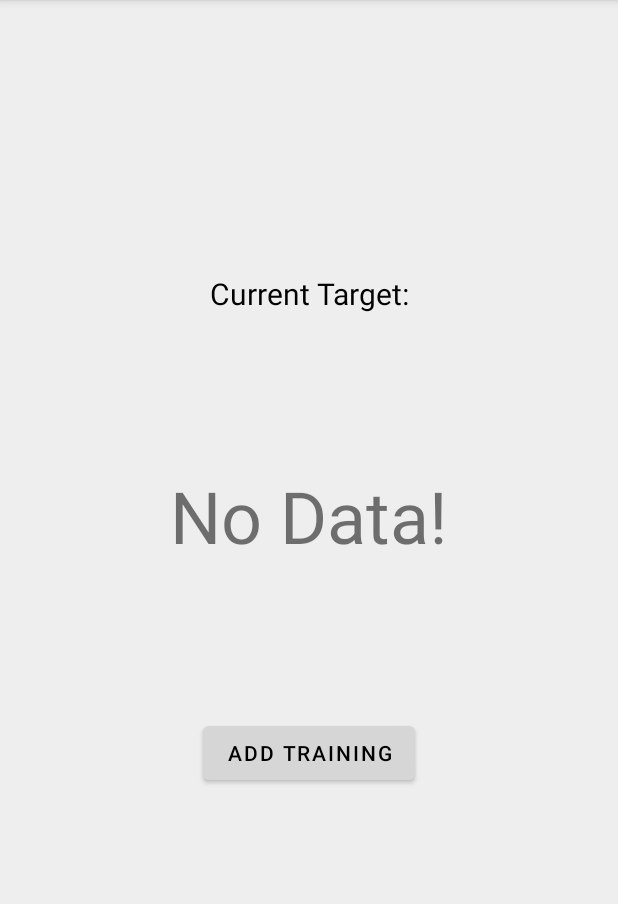
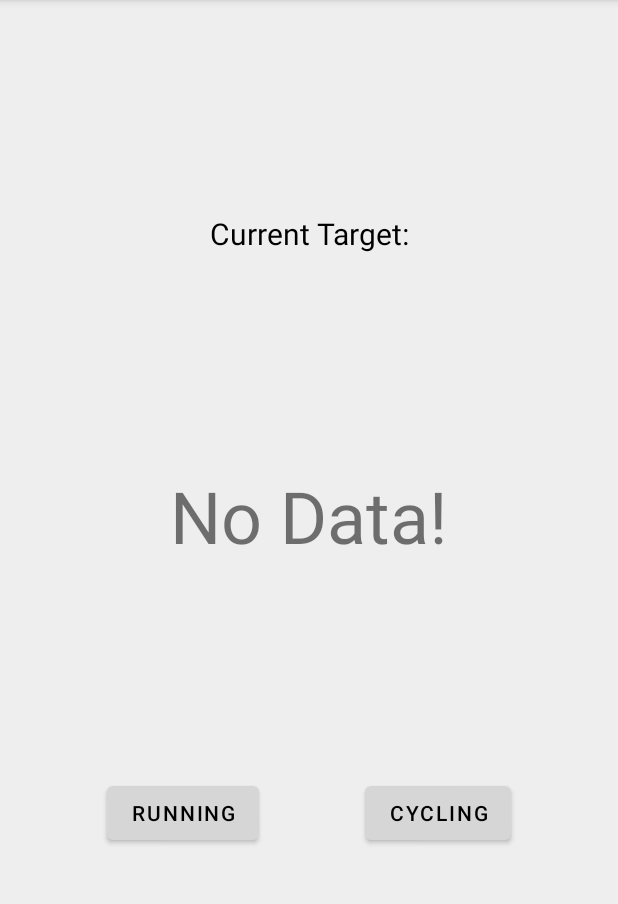
Before and after one commit to muhammadhasan01/fitness-android-application, an Android app: the TrainingActivity screen opened directly, with no data from a screen before it, on a phone screen of 412 x 824 dp, the part 84-988 px from its top. Run offline under Robolectric (Android 15) with nearby library versions, the phone set to English and light mode, and no system bars; our stand-ins replace Dagger/Hilt's generated code, Timber; libraries missing offline, so code that uses them is left out: pub.devrel.easypermissions; plain views replace ChipNavigationBar; 3 statements that could not run were skipped.

Commit message:
Fixing add blank fragment (counter)

```diff
--- a/app/build.gradle
+++ b/app/build.gradle
@@ -113,4 +113,7 @@ dependencies {
 
     // MPAndroidChart
     implementation 'android.arch.lifecycle:extensions:1.1.1'
+
+    // Circular bar
+    implementation 'com.mikhaellopez:circularprogressbar:3.0.3'
 }
--- a/app/src/main/java/com/k310/fitness/services/TrackingService.kt
+++ b/app/src/main/java/com/k310/fitness/services/TrackingService.kt
@@ -206,7 +206,6 @@ class TrackingService : LifecycleService() {
             .setContentTitle("Fitness")
             .setContentText("Training is being tracked! See progress here")
             .setContentIntent(getPendingIntent())
-
         startForeground(NOTIFICATION_ID, notificationBuilder.build())
     }
 
--- a/app/src/main/java/com/k310/fitness/ui/activities/MainActivity.kt
+++ b/app/src/main/java/com/k310/fitness/ui/activities/MainActivity.kt
@@ -18,6 +18,7 @@ open class MainActivity : AppCompatActivity() {
     private val newsFragment = NewsFragment()
     val trainingFragment = TrainingFragment()
     val trackingFragment = TrackingFragment()
+    val counterFragment = CounterFragment()
     private val historyFragment = HistoryFragment()
     private val scheduleFragment = ScheduleFragment()
 
--- a/app/src/main/java/com/k310/fitness/ui/fragments/TrainingFragment.kt
+++ b/app/src/main/java/com/k310/fitness/ui/fragments/TrainingFragment.kt
@@ -35,6 +35,7 @@ class TrainingFragment : Fragment(), EasyPermissions.PermissionCallbacks {
     // TODO: Rename and change types of parameters
     private val viewModel: MainViewModel by viewModels()
     val trackingFragment = TrackingFragment()
+    val counterFragment = CounterFragment()
     private var param1: String? = null
     private var param2: String? = null
 
@@ -56,9 +57,11 @@ class TrainingFragment : Fragment(), EasyPermissions.PermissionCallbacks {
         view.findViewById<Button>(R.id.add_button).setOnClickListener {
             (activity as MainActivity?)!!.makeCurrentFragment(trackingFragment)
         }
+        view.findViewById<Button>(R.id.add_running_button).setOnClickListener {
+            (activity as MainActivity?)!!.makeCurrentFragment(counterFragment)
+        }
         return view
     }
-
 
     private fun reqPermission() {
         if(TrackingUtil.hasLocPermission(requireContext())) {
@@ -79,7 +82,8 @@ class TrainingFragment : Fragment(), EasyPermissions.PermissionCallbacks {
                 REQ_CODE_LOCATION_PERMISSIONS,
                 Manifest.permission.ACCESS_COARSE_LOCATION,
                 Manifest.permission.ACCESS_FINE_LOCATION,
-                Manifest.permission.ACCESS_BACKGROUND_LOCATION
+                Manifest.permission.ACCESS_BACKGROUND_LOCATION,
+                Manifest.permission.ACTIVITY_RECOGNITION
             )
         }
     }
--- a/app/src/main/java/com/k310/fitness/util/Constants.kt
+++ b/app/src/main/java/com/k310/fitness/util/Constants.kt
@@ -11,12 +11,12 @@ object Constants {
     const val ACTION_SHOW_TRACKING_FRAGMENT = "ACTION_SHOW_TRACKING_FRAGMENT"
 
     const val TIMER_UPDATE_INTERVAL = 50L
-    const val LOCATION_UPDATE_INTERVAL = 1000L
-    const val FASTEST_LOCATION_INTERVAL = 400L
+    const val LOCATION_UPDATE_INTERVAL = 5000L
+    const val FASTEST_LOCATION_INTERVAL = 2000L
 
     const val POLYLINE_COLOR = Color.RED
     const val POLYLINE_WIDTH = 8f
-    const val MAP_ZOOM = 15f
+    const val MAP_ZOOM = 17f
 
     const val NOTIFICATION_CHANNEL_ID = "tracking_channel"
     const val NOTIFICATION_CHANNEL_NAME = "Tracking"
--- a/app/src/main/res/layout/fragment_training.xml
+++ b/app/src/main/res/layout/fragment_training.xml
@@ -10,15 +10,14 @@
         android:id="@+id/targetLabel"
         android:layout_width="wrap_content"
         android:layout_height="wrap_content"
-        android:layout_marginTop="80dp"
         android:text="Current Target:"
         android:textColor="@color/black"
         android:textSize="20dp"
         app:layout_constraintBottom_toTopOf="@+id/target"
         app:layout_constraintEnd_toEndOf="parent"
-        app:layout_constraintHorizontal_bias="0.5"
         app:layout_constraintStart_toStartOf="parent"
-        app:layout_constraintTop_toTopOf="parent" />
+        app:layout_constraintTop_toTopOf="parent"
+        app:layout_constraintVertical_chainStyle="spread" />
 
     <TextView
         android:id="@+id/target"
@@ -26,29 +25,58 @@
         android:layout_height="wrap_content"
         android:text="No Data!"
         android:textSize="48dp"
-        app:layout_constraintBottom_toTopOf="@+id/add_button"
         app:layout_constraintEnd_toEndOf="parent"
-        app:layout_constraintHorizontal_bias="0.5"
         app:layout_constraintStart_toStartOf="parent"
-        app:layout_constraintTop_toBottomOf="@+id/targetLabel" />
+        app:layout_constraintTop_toBottomOf="@+id/targetLabel"
+        app:layout_constraintBottom_toTopOf="@id/buttons"/>
+
+    <androidx.constraintlayout.widget.ConstraintLayout
+        android:layout_width="match_parent"
+        android:layout_height="wrap_content"
+        android:id="@+id/buttons"
+        app:layout_constraintBottom_toBottomOf="parent"
+        app:layout_constraintEnd_toEndOf="parent"
+        app:layout_constraintStart_toStartOf="parent"
+        app:layout_constraintTop_toBottomOf="@+id/target">
 
         <Button
             android:id="@+id/add_button"
             android:layout_width="wrap_content"
             android:layout_height="wrap_content"
-        android:layout_marginBottom="80dp"
             android:contentDescription="Add button"
             android:src="@drawable/icon_add"
-        android:text="Add Training"
+            android:text="Cycling"
             android:textColor="@color/black"
             app:backgroundTint="@color/colorAccent"
             app:fabSize="normal"
             app:layout_constraintBottom_toBottomOf="parent"
             app:layout_constraintEnd_toEndOf="parent"
             app:layout_constraintHorizontal_bias="0.5"
+            app:layout_constraintStart_toEndOf="@+id/add_running_button"
+            app:rippleColor="@android:color/white"
+            app:tint="@android:color/black" />
+
+        <Button
+            android:id="@+id/add_running_button"
+            android:layout_width="wrap_content"
+            android:layout_height="wrap_content"
+            android:contentDescription="Add button"
+            android:src="@drawable/icon_add"
+            android:text="Running"
+            android:textColor="@color/black"
+            app:backgroundTint="@color/colorAccent"
+            app:fabSize="normal"
+            app:layout_constraintEnd_toStartOf="@+id/add_button"
+            app:layout_constraintHorizontal_bias="0.5"
             app:layout_constraintStart_toStartOf="parent"
-        app:layout_constraintTop_toBottomOf="@+id/target"
+            app:layout_constraintBottom_toBottomOf="parent"
+            app:layout_constraintTop_toTopOf="parent"
             app:rippleColor="@android:color/white"
             app:tint="@android:color/black" />
 
     </androidx.constraintlayout.widget.ConstraintLayout>
+
+
+
+
+</androidx.constraintlayout.widget.ConstraintLayout>
```
Also changed, not shown: app/src/main/java/com/k310/fitness/ui/fragments/CounterFragment.kt (added, +24 -0 lines), app/src/main/java/com/k310/fitness/ui/fragments/TrackingFragment.kt (+5 -2 lines), app/src/main/res/layout/fragment_counter.xml (added, +14 -0 lines). Lines whose indentation alone changed are shown as unchanged.
